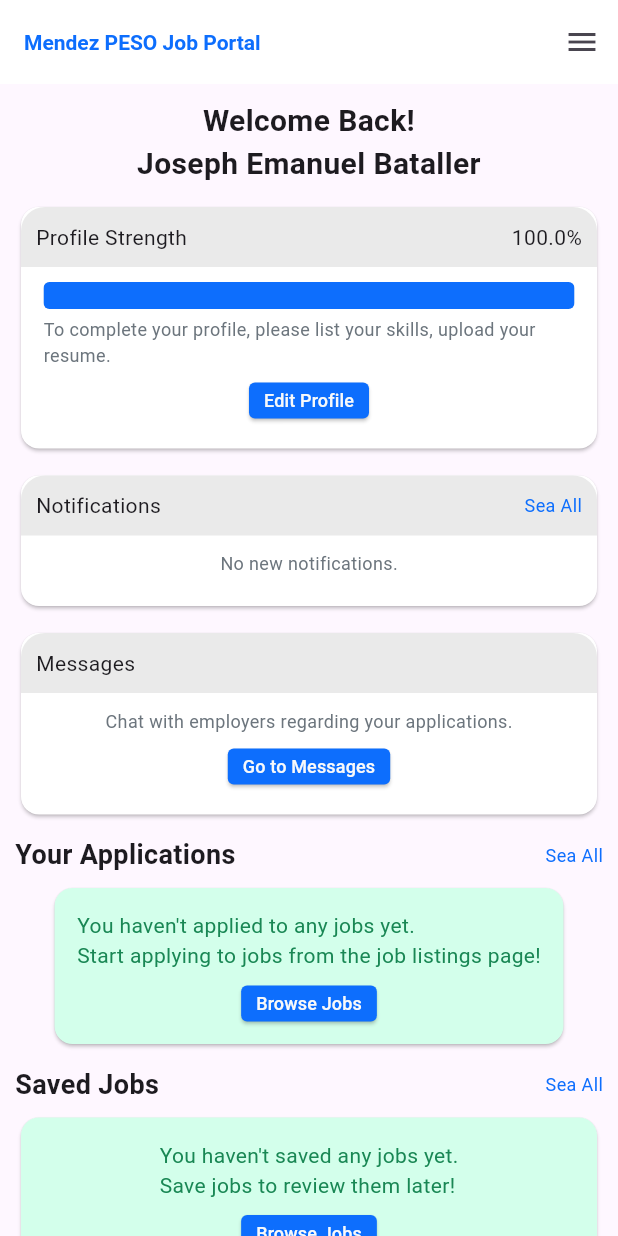
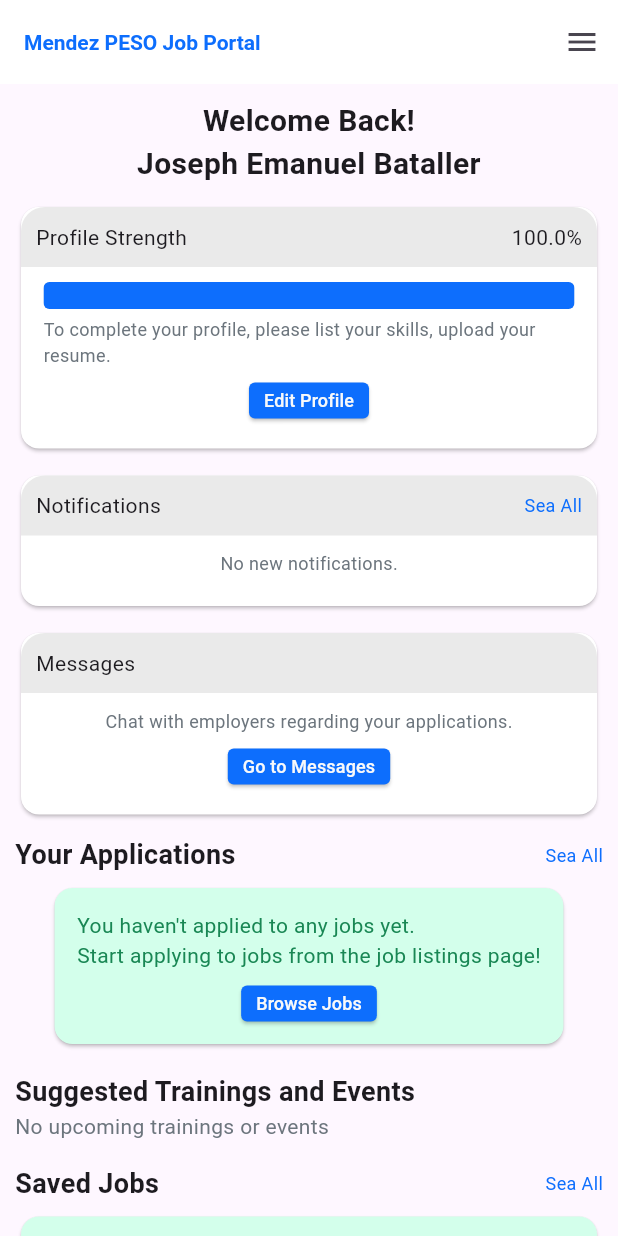
Before and after one commit to Sephsuu/peso-mendez, a Flutter app: the screen it shows after launch, after a tap on "Register Now", on a phone screen of 412 x 824 dp. Run offline on Flutter 3.47's test engine with Material 3 defaults, Android fonts, the phone set to English and light mode, and no system bars; our stand-ins replace date_field, flutter_svg.

Commit message:
fixed homepage

```diff
--- a/app/lib/features/dashboard.dart/job_seeker.dart
+++ b/app/lib/features/dashboard.dart/job_seeker.dart
@@ -32,7 +32,9 @@ class JobSeekerDashboard extends StatelessWidget {
               const GoToMessagesCard(),
               const SizedBox(height: 10.0),
               const YourApplicationsCard(),
-              const SizedBox(height: 10.0),
+              const SizedBox(height: 15.0),
+              const SuggestedTrainings(),
+              const SizedBox(height: 15.0),
               const SavedJobsCard(),
             ],
           ),
@@ -275,6 +277,29 @@ class _YourApplicationsCardState extends State<YourApplicationsCard> {
   }
 }
 
+class SuggestedTrainings extends StatefulWidget {
+  const SuggestedTrainings({super.key});
+
+  @override
+  _SuggestedTrainingsState createState() => _SuggestedTrainingsState();
+}
+
+class _SuggestedTrainingsState extends State<SuggestedTrainings> {
+  @override
+  Widget build(BuildContext context) {
+    return SizedBox(
+      width: double.infinity,
+      child: Column(
+        crossAxisAlignment: CrossAxisAlignment.start,
+        children: [
+          Text('Suggested Trainings and Events', style: AppText.textLg.merge(AppText.fontSemibold)),
+          Text('No upcoming trainings or events', style: AppText.textMuted)
+        ],
+      ),
+    );
+  }
+}
+
 class SavedJobsCard extends StatefulWidget {
   const SavedJobsCard({super.key});
 
--- a/app/lib/features/homepage.dart
+++ b/app/lib/features/homepage.dart
@@ -37,12 +37,9 @@ class Homepage extends StatelessWidget {
             Text('Featured Local Jobs', style: AppText.textXl.merge(AppText.fontBold)),
             const SizedBox(height: 10.0),
             SizedBox(
-              height: 500,
-              child: SingleChildScrollView(
-                child: Container(
-                  padding: const EdgeInsets.symmetric(vertical: 0.0, horizontal: 8.0),
-                  child: const FeaturedJobs(),
-                ),
+              child: Container(
+                padding: const EdgeInsets.symmetric(vertical: 0.0, horizontal: 8.0),
+                child: const FeaturedJobs(),
               ),
             ),
             const Footer()
@@ -158,6 +155,7 @@ class _FeaturedJobsState extends State<FeaturedJobs> {
 
     return ListView.builder(
       shrinkWrap: true,
+      physics: const NeverScrollableScrollPhysics(),
       itemCount: jobs.length,
       itemBuilder: (context, index) {
         final job = jobs[index];
```
